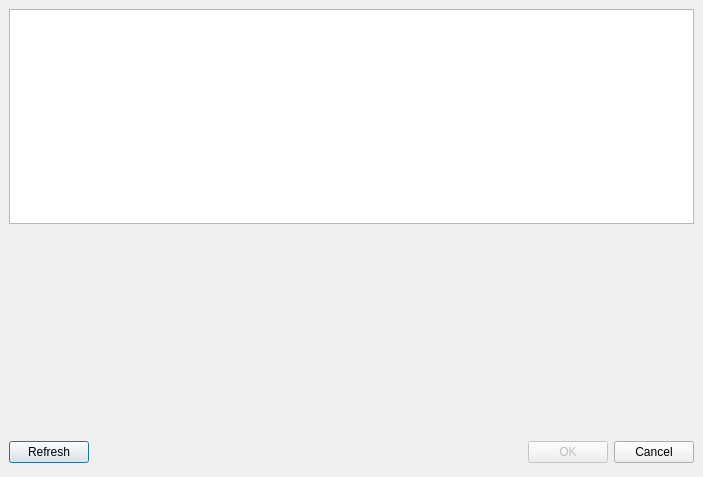
Qt form res/machine.ui (openMSX/catapult) before a commit.
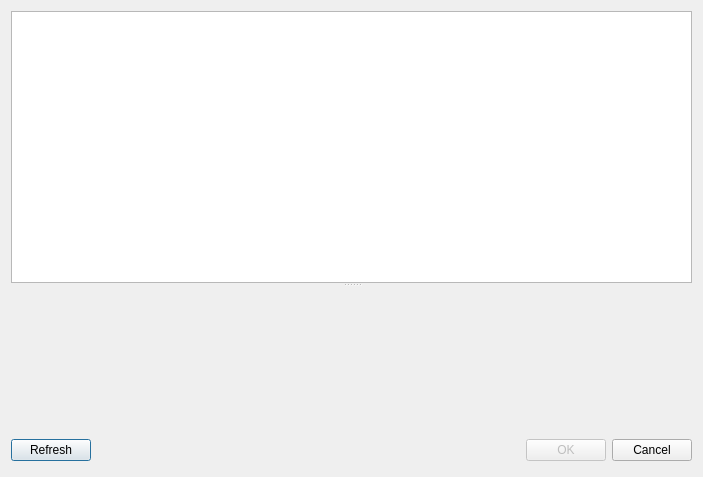
The same form after that commit. Custom widgets are drawn as their Qt base class.

Commit message: more splitters and slideshow widgetsm and some more ui for the softwaredb

```diff
--- a/res/machine.ui
+++ b/res/machine.ui
@@ -15,22 +15,12 @@
   <property name="windowTitle" >
    <string>Choose MSX Machine</string>
   </property>
-  <layout class="QGridLayout" >
-   <property name="margin" >
-    <number>9</number>
-   </property>
-   <property name="spacing" >
-    <number>6</number>
-   </property>
-   <item row="0" column="0" >
-    <layout class="QVBoxLayout" >
-     <property name="spacing" >
-      <number>6</number>
-     </property>
-     <property name="margin" >
-      <number>0</number>
-     </property>
+  <layout class="QVBoxLayout" name="verticalLayout" >
      <item>
+    <widget class="QSplitter" name="splitter" >
+     <property name="orientation" >
+      <enum>Qt::Vertical</enum>
+     </property>
       <widget class="QTableView" name="machineTable" >
        <property name="verticalScrollBarPolicy" >
         <enum>Qt::ScrollBarAsNeeded</enum>
@@ -45,6 +35,20 @@
         <enum>QAbstractItemView::SelectRows</enum>
        </property>
       </widget>
+     <widget class="QWidget" name="" >
+      <layout class="QHBoxLayout" name="horizontalLayout" >
+       <item>
+        <spacer name="horizontalSpacer" >
+         <property name="orientation" >
+          <enum>Qt::Horizontal</enum>
+         </property>
+         <property name="sizeHint" stdset="0" >
+          <size>
+           <width>40</width>
+           <height>20</height>
+          </size>
+         </property>
+        </spacer>
      </item>
      <item>
       <widget class="Slideshow" native="1" name="slideshowWidget" >
@@ -59,10 +63,27 @@
        </property>
        <property name="minimumSize" >
         <size>
-         <width>300</width>
-         <height>200</height>
-        </size>
-       </property>
+           <width>150</width>
+           <height>100</height>
+          </size>
+         </property>
+        </widget>
+       </item>
+       <item>
+        <spacer name="horizontalSpacer_2" >
+         <property name="orientation" >
+          <enum>Qt::Horizontal</enum>
+         </property>
+         <property name="sizeHint" stdset="0" >
+          <size>
+           <width>40</width>
+           <height>20</height>
+          </size>
+         </property>
+        </spacer>
+       </item>
+      </layout>
+     </widget>
       </widget>
      </item>
      <item>
@@ -118,8 +139,6 @@
           <string>Cancel</string>
          </property>
         </widget>
-       </item>
-      </layout>
      </item>
     </layout>
    </item>
```
Lines whose indentation alone changed are shown as unchanged. The commit also changes 9 other files.
